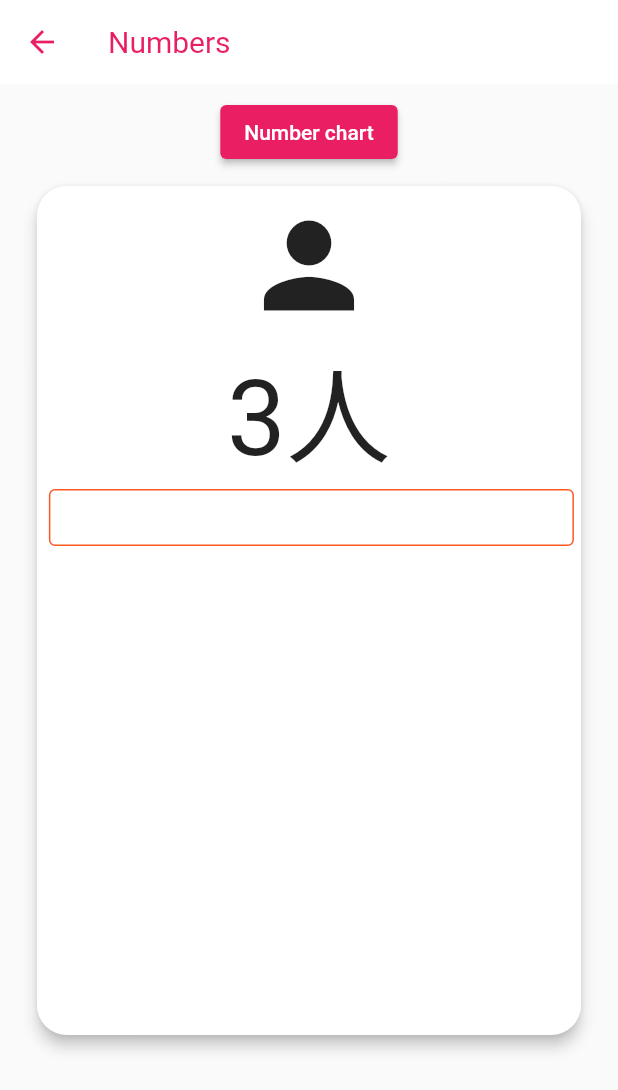
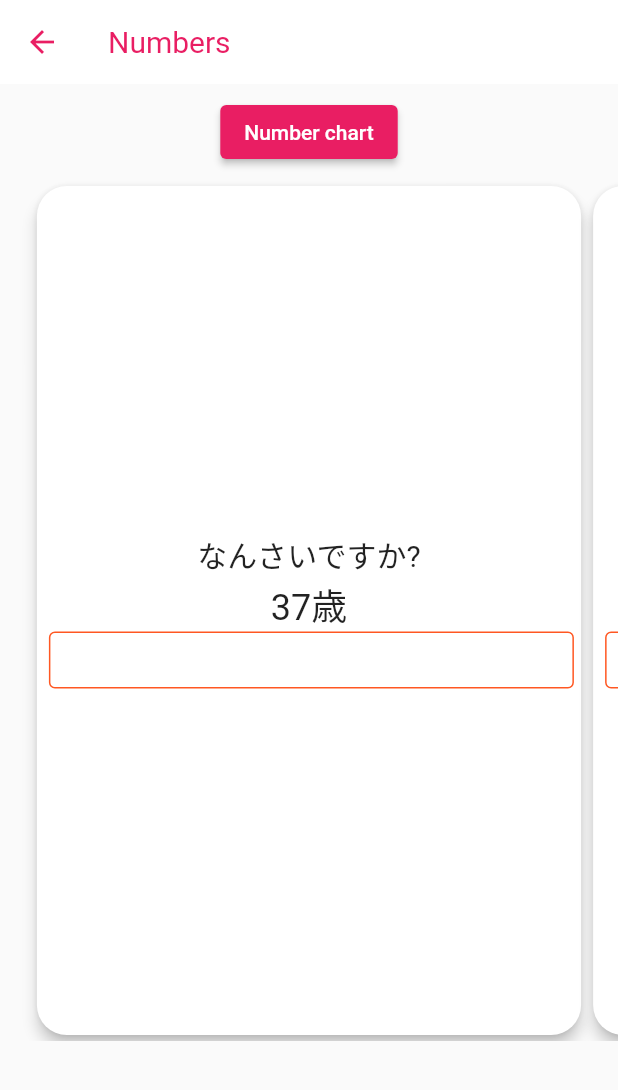
Before and after one commit to nel-sam/nalelu, a Flutter app: the screen it shows after launch, on a phone screen of 412 x 824 dp. Shown: the top 1090 px of the screen. Run offline on Flutter 3.47's test engine with Material 2 defaults, Android fonts, the phone set to English and light mode, and no system bars; generated files the repository leaves out were written again; Roboto replaces fonts that are missing (helvetica).

Commit message:
Added age exercise

```diff
--- /dev/null
+++ b/lib/state/models/age-exercise-state.dart
@@ -0,0 +1,13 @@
+class AgeExerciseState {
+  final int age;
+  final String correctAnswer;
+  final String counter;
+  String userInput = '';
+
+  AgeExerciseState({
+    required this.age,
+    required this.correctAnswer,
+    required this.counter,
+
+  });
+}
--- a/lib/state/models/suuji-exercise-state.dart
+++ b/lib/state/models/suuji-exercise-state.dart
@@ -1,18 +1,22 @@
 import 'package:nareru/state/models/count-exercise-state.dart';
+import 'package:nareru/state/models/age-exercise-state.dart';
 
 class SuujiExerciseState {
   List<CountExerciseState> countExercises;
+  List<AgeExerciseState> ageExercises;
 
   late List<dynamic> _all = [];
 
   SuujiExerciseState({
     required this.countExercises,
+    required this.ageExercises,
   });
 
   List<dynamic> getAll() {
     if (_all.length > 0) return _all;
 
     _all.addAll(countExercises);
+    _all.addAll(ageExercises);
     _all.shuffle();
     return _all;
   }
--- a/lib/state/suuji.exercise-notifier.dart
+++ b/lib/state/suuji.exercise-notifier.dart
@@ -1,6 +1,7 @@
 import 'package:flutter/material.dart';
 import 'package:nareru/state/models/count-exercise-state.dart';
 import 'package:nareru/state/models/suuji-exercise-state.dart';
+import 'package:nareru/state/models/age-exercise-state.dart';
 
 class SuujiExerciseNotifier with ChangeNotifier {
   late SuujiExerciseState suujiExerciseState;
@@ -11,10 +12,23 @@ class SuujiExerciseNotifier with ChangeNotifier {
           icon: Icons.person, count: 3, correctAnswer: 'さんにん', counter: '人'),
     ];
 
-    suujiExerciseState = SuujiExerciseState(countExercises: countExerciseState);
+    List<AgeExerciseState> ageExerciseState = [
+      AgeExerciseState(age: 37, correctAnswer: 'さんじゅうななさい', counter: '歳')
+    ];
+
+    suujiExerciseState = SuujiExerciseState(
+      countExercises: countExerciseState,
+      ageExercises: ageExerciseState,
+    );
   }
+
   onUserCountSet(CountExerciseState state, String userInput) {
     state.userInput = userInput;
     notifyListeners();
   }
+
+  onAgeSet(AgeExerciseState state, String userInput) {
+    state.userInput = userInput;
+    notifyListeners();
+  }
 }
--- /dev/null
+++ b/lib/widgets/suuji-exercise/age/age-exercise.dart
@@ -0,0 +1,58 @@
+import 'package:flutter/material.dart';
+import 'package:nareru/hd-helpers.dart';
+import 'package:nareru/state/models/age-exercise-state.dart';
+
+class AgeExercise extends StatefulWidget {
+  final AgeExerciseState state;
+  final Function onAgeSet;
+
+  const AgeExercise({
+    Key? key,
+    required this.state,
+    required this.onAgeSet,
+  }) : super(key: key);
+
+  @override
+  _AgeExerciseState createState() => _AgeExerciseState();
+}
+
+class _AgeExerciseState extends State<AgeExercise> {
+  @override
+  Widget build(BuildContext context) {
+    return Padding(
+        padding: EdgeInsets.all(8),
+        child: Column(
+          mainAxisAlignment: MainAxisAlignment.center,
+          children: [
+            Text('なんさいですか?', style: TextStyle(fontSize: 20)),
+            Text('${widget.state.age}${widget.state.counter}',
+                style: TextStyle(fontSize: 24)),
+            Row(
+              mainAxisAlignment: MainAxisAlignment.center,
+              children: [
+                Container(
+                  width: 350,
+                  child: TextField(
+                    decoration: InputDecoration(
+                      isDense: true,
+                      contentPadding: EdgeInsets.fromLTRB(4, 18, 0, 1),
+                      enabledBorder: HD.getTextFieldBorder(
+                          widget.state.correctAnswer, widget.state.userInput),
+                      focusedBorder: HD.getTextFieldBorder(
+                          widget.state.correctAnswer, widget.state.userInput),
+                    ),
+                    onChanged: (String? newVal) {
+                      if (newVal != null) {
+                        setState(() {
+                          widget.onAgeSet(widget.state, newVal);
+                        });
+                      }
+                    },
+                  ),
+                ),
+              ],
+            ),
+          ],
+        ));
+  }
+}
--- a/lib/widgets/suuji-exercise/suuji-exercise.dart
+++ b/lib/widgets/suuji-exercise/suuji-exercise.dart
@@ -1,5 +1,6 @@
 import 'package:flutter/material.dart';
 import 'package:nareru/state/models/count-exercise-state.dart';
+import 'package:nareru/state/models/age-exercise-state.dart';
 import 'package:flutter_gen/gen_l10n/app_localizations.dart';
 import 'package:provider/provider.dart';
 import 'package:nareru/constants.dart';
@@ -7,7 +8,7 @@ import 'package:nareru/hd-helpers.dart';
 import 'package:nareru/state/suuji.exercise-notifier.dart';
 import 'package:nareru/widgets/suuji-exercise/counting/counting-exercise.dart';
 import 'package:nareru/widgets/suuji-exercise/number-chart-button.dart';
-
+import 'package:nareru/widgets/suuji-exercise/age/age-exercise.dart';
 
 class SuujiExercise extends StatefulWidget {
   const SuujiExercise({Key? key}) : super(key: key);
@@ -81,5 +82,11 @@ class _SuujiExerciseState extends State<SuujiExercise> {
         state: itemfromList,
         onUserCountSet: suujiModel.onUserCountSet,
       );
+
+    if (itemfromList is AgeExerciseState)
+      return AgeExercise(
+        state: itemfromList,
+        onAgeSet: suujiModel.onAgeSet,
+      );
   }
 }
```
